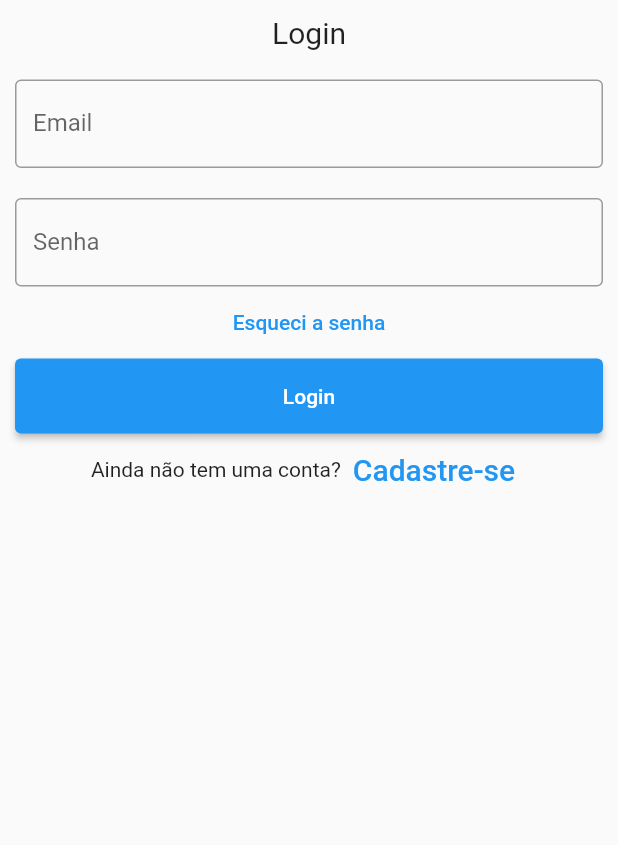
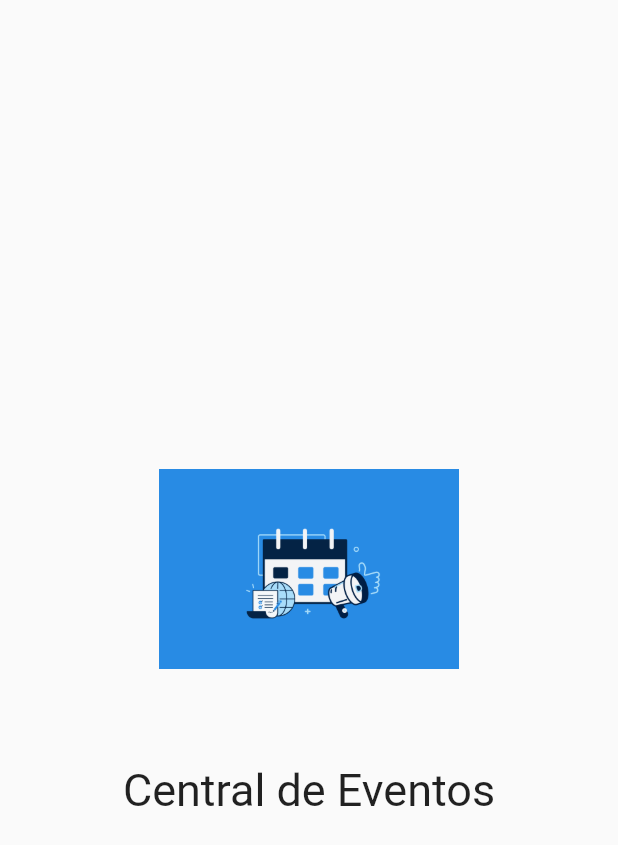
Before and after one commit to wandersonalan/centra_de_eventos, a Flutter app: the first screen one second after launch, on a phone screen of 412 x 824 dp. Shown: the top 845 px of the screen. Run offline on Flutter 3.47's test engine with Material 2 defaults, Android fonts, the light colour scheme and no system bars; our stand-ins replace firebase_auth, firebase_core, firebase_messaging; accounts and stored records are empty.

Commit message:
Splash Screen e cadastro de usuário no Firebase

```diff
--- a/lib/global.dart
+++ b/lib/global.dart
@@ -1,4 +1,6 @@
 import 'package:flutter/cupertino.dart';
 
-final emailController = TextEditingController();
-final passwordController = TextEditingController();
+final TextEditingController emailController = TextEditingController();
+final TextEditingController passwordController = TextEditingController();
+final TextEditingController nameController = TextEditingController();
+final TextEditingController phoneController = TextEditingController();
--- a/lib/main.dart
+++ b/lib/main.dart
@@ -1,10 +1,29 @@
-import 'package:central_de_eventos/screens/login_screen.dart';
 import 'package:flutter/material.dart';
 import 'package:firebase_core/firebase_core.dart';
+import 'package:central_de_eventos/screens/splash_screen.dart';
+import 'package:firebase_messaging/firebase_messaging.dart';
 
 Future<void> main() async {
   WidgetsFlutterBinding.ensureInitialized();
   await Firebase.initializeApp();
+  FirebaseMessaging firebaseMessaging = FirebaseMessaging.instance;
+  FirebaseMessaging.onMessage.listen((RemoteMessage message) async {
+
+  });
+  // firebaseMessaging.configure(
+  //   onMessage: (Map<String, dynamic> message) async {
+  //     print("onMessage: $message");
+  //     //_showItemDialog(message);
+  //   },
+  //   onLaunch: (Map<String, dynamic> message) async {
+  //     print("onLaunch: $message");
+  //     //_navigateToItemDetail(message);
+  //   },
+  //   onResume: (Map<String, dynamic> message) async {
+  //     print("onResume: $message");
+  //     //_navigateToItemDetail(message);
+  //   },
+  // );
   runApp(const MyApp());
 }
 
@@ -15,9 +34,9 @@ class MyApp extends StatelessWidget {
 
   @override
   Widget build(BuildContext context) {
-    return const MaterialApp(
+    return MaterialApp(
       title: _title,
-      home: LoginScreen(),
+      home: SplashScreen(),
     );
   }
 }
--- a/lib/screens/login_screen.dart
+++ b/lib/screens/login_screen.dart
@@ -1,6 +1,7 @@
 import 'package:flutter/material.dart';
 import 'package:firebase_auth/firebase_auth.dart';
 import 'package:central_de_eventos/screens/form_cadastro.dart';
+import 'package:central_de_eventos/global.dart';
 
 class LoginScreen extends StatefulWidget {
   const LoginScreen({Key? key}) : super(key: key);
@@ -9,8 +10,6 @@ class LoginScreen extends StatefulWidget {
 }
 
 class _LoginScreenState extends State<LoginScreen> {
-  TextEditingController emailController = TextEditingController();
-  TextEditingController passwordController = TextEditingController();
 
   @override
   Widget build(BuildContext context) {
@@ -58,9 +57,9 @@ class _LoginScreenState extends State<LoginScreen> {
                 child: ElevatedButton(
                   child: const Text('Login'),
                   onPressed: () {
-                    // print(emailController.text);
-                    // print(passwordController.text);
-
+                    FirebaseAuth.instance.signInWithEmailAndPassword(email: emailController.text, password: passwordController.text);
+                    print(emailController.text);
+                    print(passwordController.text);
                   },
                 )
             ),
--- /dev/null
+++ b/lib/screens/splash_screen.dart
@@ -0,0 +1,64 @@
+import 'dart:async';
+
+import 'package:firebase_auth/firebase_auth.dart';
+import 'package:flutter/material.dart';
+import 'package:central_de_eventos/screens/login_screen.dart';
+
+class SplashScreen extends StatefulWidget{
+  @override
+  State<StatefulWidget> createState() {
+    return _SplashScreen();
+  }
+}
+
+class _SplashScreen extends State<SplashScreen>{
+  @override
+  void initState() {
+    super.initState();
+      Timer(const Duration(seconds: 5), () {
+        if (FirebaseAuth.instance.currentUser == null) {
+          Navigator.pushReplacement(context, MaterialPageRoute(
+              builder: (context) {
+                print ("não está logado");
+                return LoginScreen();
+              })
+          );
+        } else {
+          //tela de listagem de eventos
+          Navigator.pushReplacement(context, MaterialPageRoute(
+              builder: (context) {
+                print ("está logado");
+                return LoginScreen();
+              })
+          );
+        }
+      });
+    }
+
+  @override
+  Widget build(BuildContext context) {
+    return Scaffold(
+        body:Container(
+            alignment: Alignment.center,
+            child:Column(
+                mainAxisAlignment: MainAxisAlignment.center,
+                children:<Widget>[
+                  Container(
+                    child:SizedBox(
+                        height:200,width:200,
+                        child:Image.asset("assets/images/logo.png")
+                    ),
+                  ),
+                  Container(
+                    margin: const EdgeInsets.only(top:30),
+                    //margin top 30
+                    child:const Text("Central de Eventos", style: TextStyle(
+                      fontSize: 30,
+                    ),),
+                  ),
+                ]
+            )
+        )
+    );
+  }
+}
--- a/lib/screens/verifica_campos.dart
+++ b/lib/screens/verifica_campos.dart
@@ -17,10 +17,10 @@ class CustomFormField extends StatelessWidget {
 
   @override
   Widget build(BuildContext context) {
+
     return Padding(
       padding: const EdgeInsets.all(8.0),
       child: TextFormField(
-        controller: emailController,
         inputFormatters: inputFormatters,
         validator: validator,
         decoration: InputDecoration(hintText: hintText),
--- a/pubspec.yaml
+++ b/pubspec.yaml
@@ -40,6 +40,8 @@ dependencies:
   firebase_core: ^2.3.0
   firebase_auth: ^4.1.3
   google_sign_in: ^5.4.2
+  firebase_messaging:
+  cloud_firestore:
 
 dev_dependencies:
   flutter_test:
@@ -64,8 +66,8 @@ flutter:
   uses-material-design: true
 
   # To add assets to your application, add an assets section, like this:
-#   assets:
-#     - images/a_dot_burr.jpeg
+  assets:
+    - assets/images/logo.png
 #     - images/a_dot_ham.jpeg
 
   # An image asset can refer to one or more resolution-specific "variants", see
```
Also changed, not shown: lib/screens/form_cadastro.dart (+36 -9 lines), lib/valida_entrada_form.dart (+6 -3 lines), assets/images/logo.png (added), pubspec.lock, 2 other files.
